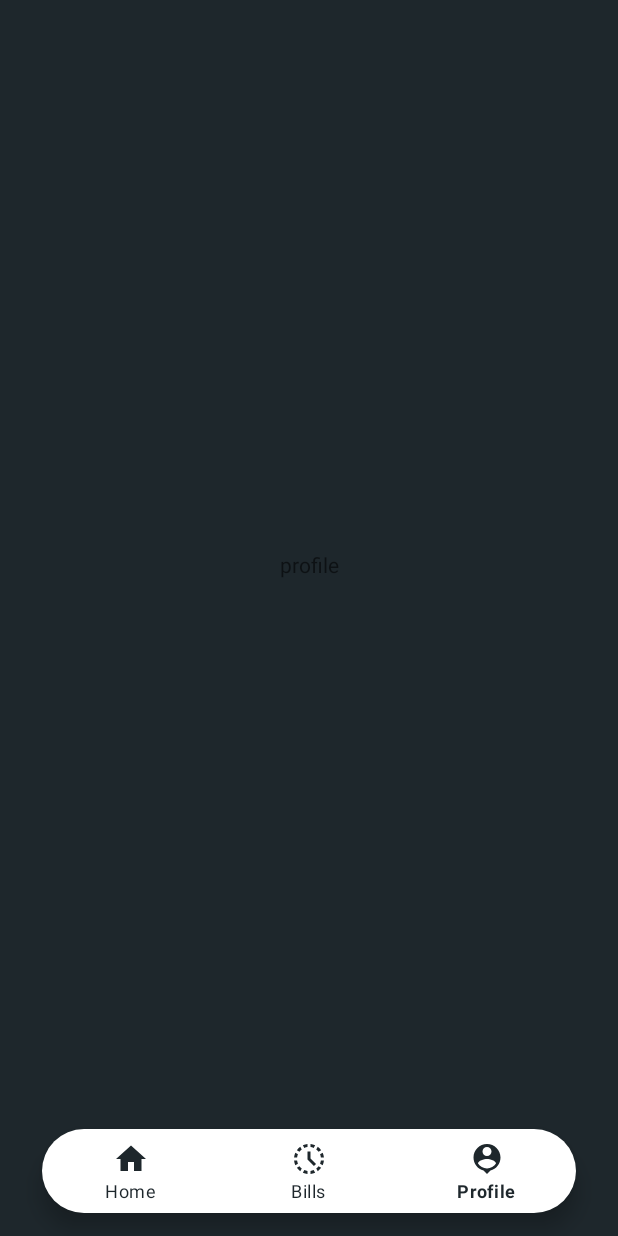
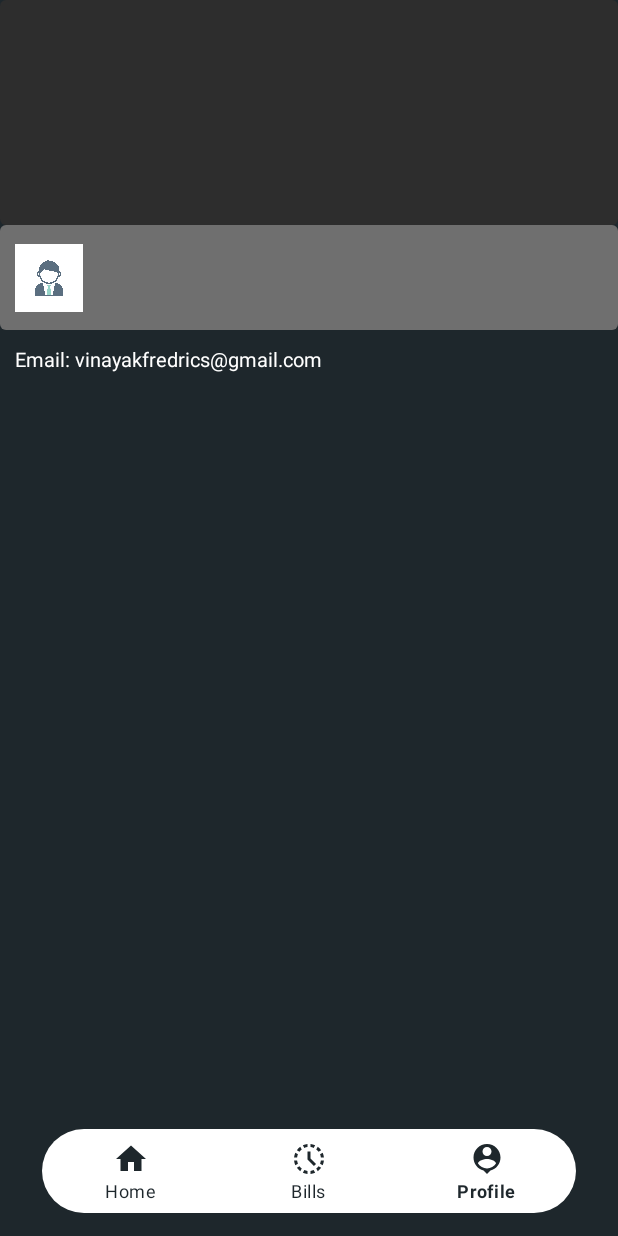
Before and after one commit to batwaraOfficial/BatwaraApp, an Android app: the ProfileFragment screen opened through its navigation route, on a phone screen of 412 x 824 dp. Run offline under Robolectric (Android 15) with nearby library versions, the phone set to English and light mode, and no system bars; our stand-ins replace data binding, navigation-ui.

Commit message:
Changes: minor changes.

```diff
--- a/app/src/main/res/layout/fragment_profile.xml
+++ b/app/src/main/res/layout/fragment_profile.xml
@@ -6,16 +6,61 @@
 
     <androidx.constraintlayout.widget.ConstraintLayout
         android:layout_width="match_parent"
-        android:layout_height="match_parent">
+        android:layout_height="match_parent"
+        android:background="@color/main_background_dark">
+
+        <com.google.android.material.card.MaterialCardView
+            android:id="@+id/materialCardView2"
+            android:layout_width="match_parent"
+            android:layout_height="150dp"
+            android:backgroundTint="@color/dark_grey"
+            app:layout_constraintEnd_toEndOf="parent"
+            app:layout_constraintStart_toStartOf="parent"
+            app:layout_constraintTop_toTopOf="parent" />
+
+        <com.google.android.material.card.MaterialCardView
+            android:id="@+id/materialCardView3"
+            android:layout_width="match_parent"
+            android:layout_height="70dp"
+            android:elevation="20dp"
+            app:layout_constraintEnd_toEndOf="parent"
+            app:layout_constraintStart_toStartOf="parent"
+            android:backgroundTint="@color/light_grey"
+            app:layout_constraintTop_toBottomOf="@+id/materialCardView2">
+
+            <androidx.constraintlayout.widget.ConstraintLayout
+                android:layout_width="match_parent"
+                android:layout_height="match_parent">
+
+                <com.google.android.material.card.MaterialCardView
+                    android:layout_width="45dp"
+                    android:layout_height="45dp"
+                    android:elevation="50dp"
+                    app:cardCornerRadius="400dp"
+                    android:layout_marginStart="10dp"
+                    app:layout_constraintBottom_toBottomOf="parent"
+                    app:layout_constraintStart_toStartOf="parent"
+                    app:layout_constraintTop_toTopOf="parent" >
+                    <androidx.appcompat.widget.AppCompatImageView
+                        android:layout_width="match_parent"
+                        android:layout_height="match_parent"
+                        android:src="@drawable/profileicon"/>
+                </com.google.android.material.card.MaterialCardView>
+
+            </androidx.constraintlayout.widget.ConstraintLayout>
+
+        </com.google.android.material.card.MaterialCardView>
 
         <com.google.android.material.textview.MaterialTextView
             android:layout_width="wrap_content"
             android:layout_height="wrap_content"
-            android:text="profile"
-            app:layout_constraintBottom_toBottomOf="parent"
-            app:layout_constraintEnd_toEndOf="parent"
+            android:text="Email: vinayakfredrics@gmail.com"
+            android:textColor="@color/white"
+            android:textSize="13sp"
+            android:layout_marginStart="10dp"
+            android:layout_marginTop="10dp"
             app:layout_constraintStart_toStartOf="parent"
-            app:layout_constraintTop_toTopOf="parent" />
+            app:layout_constraintTop_toBottomOf="@+id/materialCardView3" />
 
     </androidx.constraintlayout.widget.ConstraintLayout>
 
```
Also changed, not shown: app/src/main/res/layout/fragment_history.xml (+32 -3 lines).
